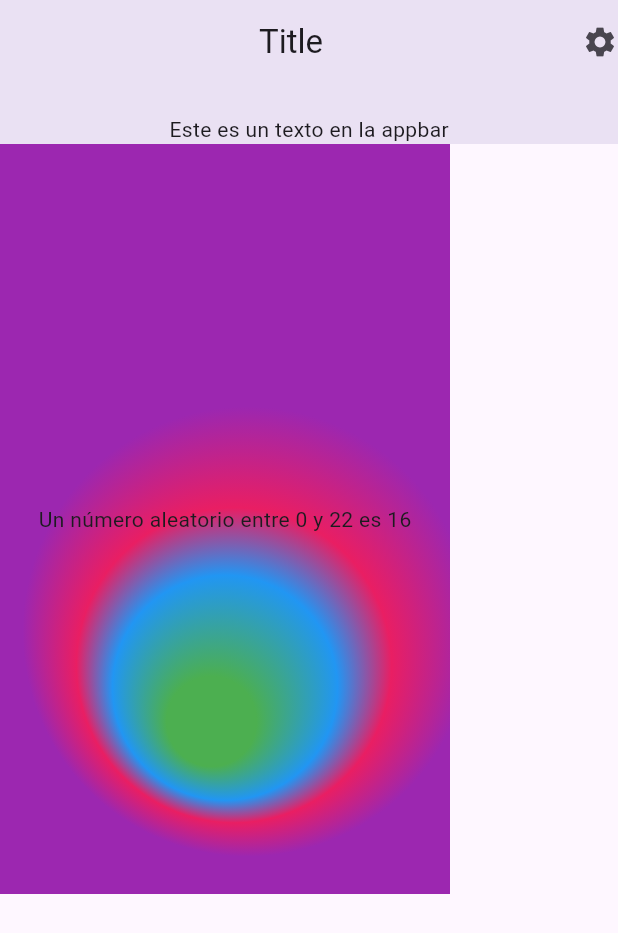
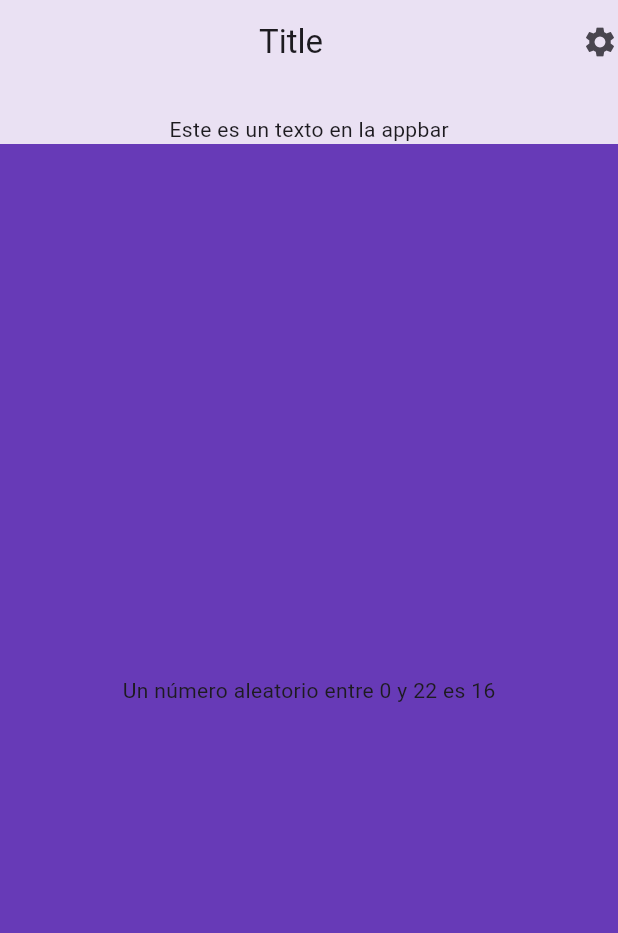
Before and after one commit to nellyjohanaortegatomas/CURSO_INTRODUCCION_A_FLUTTER, a Flutter app: the screen it shows after launch, on a phone screen of 412 x 824 dp. Shown: the top 933 px of the screen. Run offline on Flutter 3.47's test engine with Material 3 defaults, Android fonts, the phone set to English and light mode, and no system bars.

Commit message:
Seccion 4: Commonly used widgets - Clase 7: Appbar, Icon, Center

```diff
--- a/first_flutter_project/lib/second_file.dart
+++ b/first_flutter_project/lib/second_file.dart
@@ -1,5 +1,4 @@
 import 'dart:math';
-import 'package:first_flutter_project/util.dart';
 import 'package:flutter/material.dart';
 
 class SecondClass extends StatelessWidget{
@@ -8,28 +7,8 @@ class SecondClass extends StatelessWidget{
 
     return Material(
         color: Colors.deepPurple,
-        child: Container(
-          height: 500.0,
-          width: 300.0,
-          alignment: Alignment(0, 0),
-          decoration: BoxDecoration(
-            gradient: RadialGradient(
-              colors: [Colors.green, Colors.blue, Colors.pink, Colors.purple],
-              stops: [0.2, 0.5, 0.7, 1],
-              center: Alignment(0.1, 0.3),
-              focal: Alignment(-0.1, 0.6)
-            )
-          ),
-          //color: lightPurpleColor,
-          child: GestureDetector(
-            onTap: (){
-              ScaffoldMessenger.of(context).showSnackBar(SnackBar(
-                content: Text('It was pressed'),
-                duration: Duration(seconds: 2),
-              ));
-            },
-            child: Text(generateNumbers(), textDirection: TextDirection.ltr,)
-          )
+        child: Center(
+          child: Text(generateNumbers(), textDirection: TextDirection.ltr,)
         )
         );
   }
--- a/first_flutter_project/lib/util.dart
+++ /dev/null
@@ -1,5 +0,0 @@
-import 'package:flutter/material.dart';
-
-var colorPurple=Colors.cyan;
-const darkPurpleColor=Color(0xFF880E4F);
-var lightPurpleColor=Colors.purple[300];
```
